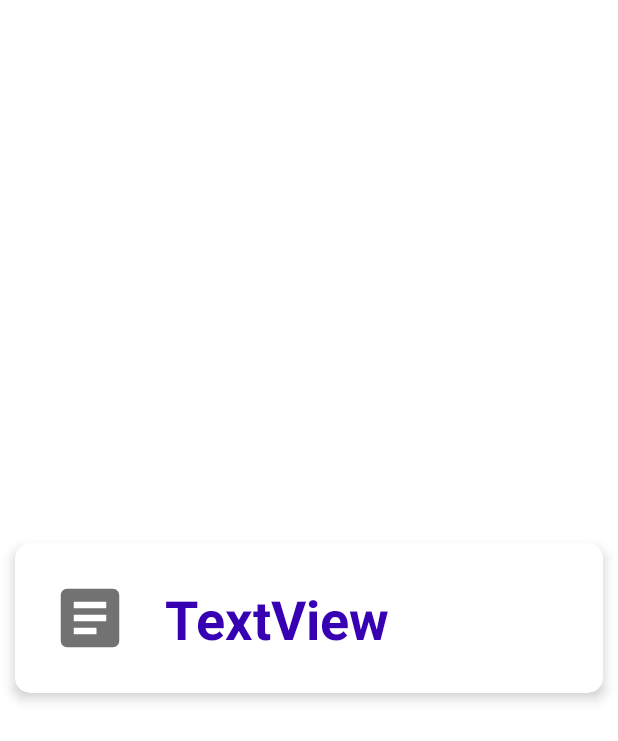
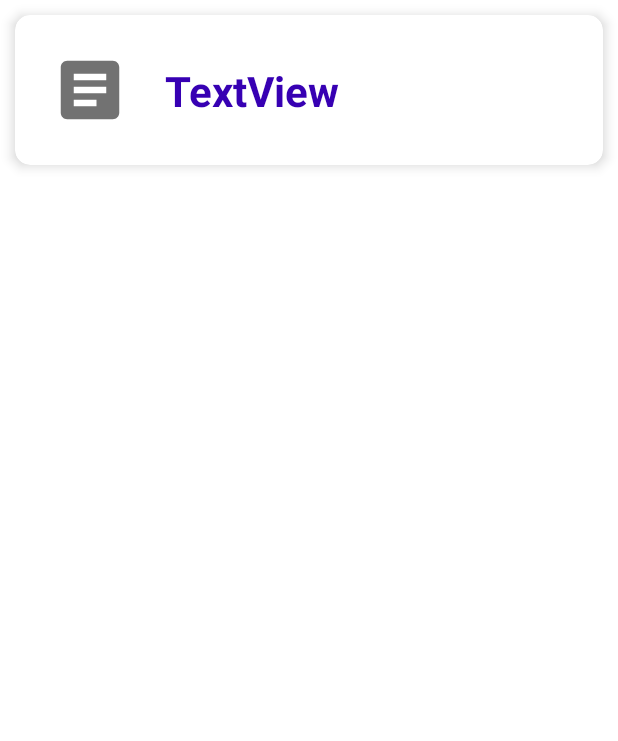
Before and after one commit to spacepigglet/Recipe-converter-app, an Android app: the layout recycler_view_row.xml on its own in the app's theme, with its tools: preview values and no code run, on a phone screen of 412 x 824 dp. Shown: the top 741 px of the screen. Run offline under Robolectric (Android 15) with nearby library versions, the phone set to English and light mode, and no system bars.

Commit message:
Recyclerview now works & displays from db in reverse order.

```diff
--- a/app/src/main/java/com/example/recipe_converter_app/logic/DatabaseHelper.java
+++ b/app/src/main/java/com/example/recipe_converter_app/logic/DatabaseHelper.java
@@ -8,6 +8,7 @@ import android.database.sqlite.SQLiteOpenHelper;
 import android.util.Log;
 
 import java.util.ArrayList;
+import java.util.Collections;
 import java.util.List;
 
 public class DatabaseHelper extends SQLiteOpenHelper {
@@ -35,14 +36,14 @@ public class DatabaseHelper extends SQLiteOpenHelper {
         createTables(db);
     }
 
-    public void getRecipeFromDatabase(String recipeName) {
+    public void getRecipeFromDatabase(Long recipeId) {
     }
     public ArrayList<Recipe> getAllRecipeNamesFromDatabase() {
         SQLiteDatabase database = this.getReadableDatabase();
         ArrayList<Recipe> recipeNames = new ArrayList();
         Cursor listCursor = database.query(RECIPES_TABLE_NAME,
                 new String [] {COLUMN_ID, COLUMN_NAME},
-                null, null, null, null, COLUMN_ID + " descending");
+                null, null, null, null, COLUMN_ID + " desc"); //
         while (listCursor.moveToNext()) {
             Long id = listCursor.getLong(0);
             String name= listCursor.getString(1);
@@ -50,6 +51,7 @@ public class DatabaseHelper extends SQLiteOpenHelper {
         }
         listCursor.close();
         database.close();
+
         return recipeNames;
     }
 
--- a/app/src/main/java/com/example/recipe_converter_app/ui/dashboard/MyRecipesViewModel.java
+++ b/app/src/main/java/com/example/recipe_converter_app/ui/dashboard/MyRecipesViewModel.java
@@ -24,9 +24,9 @@ public class MyRecipesViewModel extends ViewModel {
 
     }
 
-    public void getFromDatabase(String recipeName, Context context){
+    public void getFromDatabase(Long recipeId, Context context){
         DatabaseHelper dbHelper = new DatabaseHelper(context);
-        dbHelper.getRecipeFromDatabase(recipeName);
+        dbHelper.getRecipeFromDatabase(recipeId);
     }
     public ArrayList<Recipe> getAllRecipesFromDatabase(Context context){
         DatabaseHelper dbHelper = new DatabaseHelper(context);
--- a/app/src/main/res/layout/fragment_my_recipes.xml
+++ b/app/src/main/res/layout/fragment_my_recipes.xml
@@ -9,6 +9,7 @@
 
 
     <androidx.recyclerview.widget.RecyclerView
+        android:id="@+id/recipe_recycler_view"
         android:layout_width="match_parent"
         android:layout_height="match_parent" />
 
--- a/app/src/main/res/layout/recycler_view_row.xml
+++ b/app/src/main/res/layout/recycler_view_row.xml
@@ -3,7 +3,7 @@
     xmlns:app="http://schemas.android.com/apk/res-auto"
     xmlns:tools="http://schemas.android.com/tools"
     android:layout_width="match_parent"
-    android:layout_height="match_parent">
+    android:layout_height="wrap_content">
 
     <androidx.cardview.widget.CardView
         android:layout_width="match_parent"
@@ -40,7 +40,7 @@
                 android:layout_width="wrap_content"
                 android:layout_height="wrap_content"
                 android:text="TextView"
-                android:textSize="36sp"
+                android:textSize="28sp"
                 android:textStyle="bold"
                 android:textColor="@color/design_default_color_primary_dark"
                 app:layout_constraintBottom_toBottomOf="parent"
```
Also changed, not shown: app/src/main/java/com/example/recipe_converter_app/ui/dashboard/MyRecipesFragment.java (+8 -1 lines).
